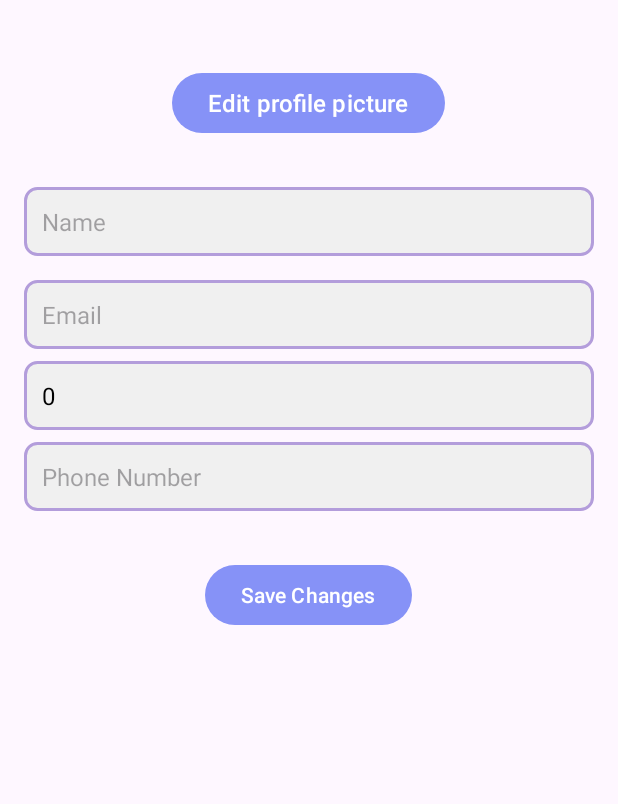
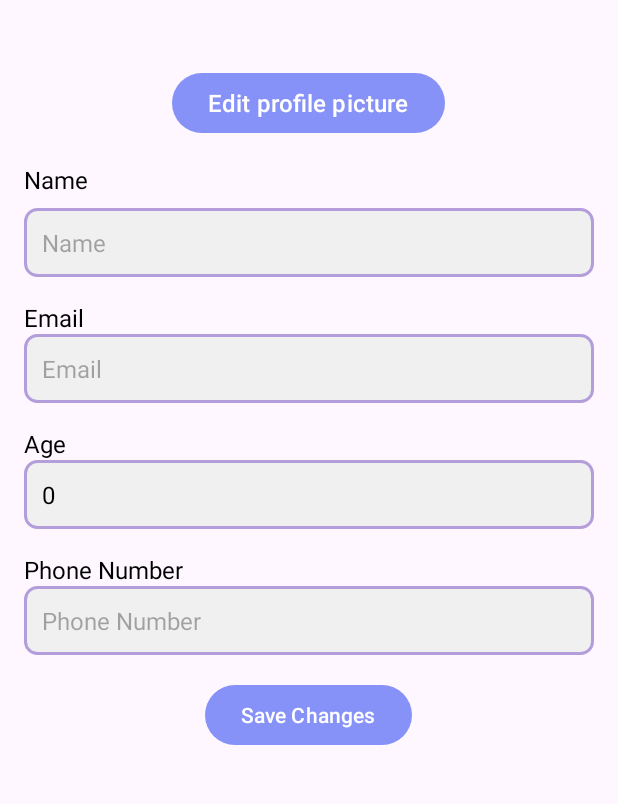
Before and after one commit to kiaslong/StuManage, an Android app: the fragment SettingsFragment placed in its activity, on a phone screen of 412 x 824 dp, the part 384-1188 px from its top. Run offline under Robolectric (Android 15) with nearby library versions, the phone set to English and light mode, and no system bars; our stand-ins replace Firebase (no records; nobody signed in at launch, a user with empty details on screens opened directly); 3 statements that could not run were skipped.

Commit message:
final update v2

```diff
--- a/app/src/main/res/layout/fragment_settings.xml
+++ b/app/src/main/res/layout/fragment_settings.xml
@@ -14,6 +14,7 @@
         android:layout_height="wrap_content"
         android:orientation="vertical">
 
+        <!-- Profile Picture -->
         <ImageView
             android:id="@+id/imageView"
             android:layout_width="200dp"
@@ -21,24 +22,23 @@
             android:layout_gravity="center_horizontal"
             android:src="@drawable/default_logo_user" />
 
+        <!-- User Status -->
         <TextView
             android:id="@+id/textViewStatus"
             android:layout_width="wrap_content"
             android:layout_height="wrap_content"
             android:layout_gravity="center_horizontal"
             android:layout_marginBottom="25dp"
-            android:text="User Status: Normal"
+            android:text="User Status: Normal" />
 
-            />
-
+        <!-- Edit Profile Picture Button -->
         <Button
             android:id="@+id/btnEditProfilePic"
             android:layout_width="wrap_content"
             android:layout_height="wrap_content"
             android:text="Edit profile picture"
             android:layout_gravity="center_horizontal"
-            android:textSize="16sp"
-            />
+            android:textSize="16sp" />
 
         <LinearLayout
             android:layout_width="match_parent"
@@ -46,18 +46,34 @@
             android:orientation="vertical"
             android:padding="16dp">
 
-            <!-- User Name -->
+            <!-- Name -->
+            <TextView
+                android:textColor="@color/black"
+                android:layout_width="wrap_content"
+                android:layout_height="wrap_content"
+                android:text="Name"
+                android:textSize="16sp" />
+
             <EditText
                 android:id="@+id/editTextName"
                 android:layout_width="match_parent"
                 android:layout_height="wrap_content"
                 android:hint="Name"
                 android:inputType="text"
-                android:layout_marginTop="16dp"
+                android:layout_marginTop="8dp"
                 android:background="@drawable/edit_text_background"
                 android:padding="12dp"
                 android:textSize="16sp"
                 android:textColor="@color/black" />
+
+            <!-- Email -->
+            <TextView
+                android:textColor="@color/black"
+                android:layout_width="wrap_content"
+                android:layout_height="wrap_content"
+                android:text="Email"
+                android:textSize="16sp"
+                android:layout_marginTop="16dp" />
 
             <EditText
                 android:id="@+id/editTextEmail"
@@ -65,49 +81,60 @@
                 android:layout_height="wrap_content"
                 android:hint="Email"
                 android:inputType="textEmailAddress"
-                android:layout_marginTop="16dp"
                 android:background="@drawable/edit_text_background"
                 android:padding="12dp"
                 android:textSize="16sp"
                 android:textColor="@color/black" />
 
-            <!-- User Age -->
+            <!-- Age -->
+            <TextView
+                android:textColor="@color/black"
+                android:layout_width="wrap_content"
+                android:layout_height="wrap_content"
+                android:text="Age"
+                android:textSize="16sp"
+                android:layout_marginTop="16dp" />
+
             <EditText
                 android:id="@+id/editTextAge"
                 android:layout_width="match_parent"
                 android:layout_height="wrap_content"
                 android:hint="Age"
                 android:inputType="number"
-                android:layout_marginTop="8dp"
                 android:background="@drawable/edit_text_background"
                 android:padding="12dp"
                 android:textSize="16sp"
                 android:textColor="@color/black" />
 
-            <!-- User Phone Number -->
+            <!-- Phone Number -->
+            <TextView
+                android:layout_width="wrap_content"
+                android:layout_height="wrap_content"
+                android:text="Phone Number"
+                android:textColor="@color/black"
+                android:textSize="16sp"
+                android:layout_marginTop="16dp" />
+
             <EditText
                 android:id="@+id/editTextPhoneNumber"
                 android:layout_width="match_parent"
                 android:layout_height="wrap_content"
                 android:hint="Phone Number"
                 android:inputType="phone"
-                android:layout_marginTop="8dp"
                 android:background="@drawable/edit_text_background"
                 android:padding="12dp"
                 android:textSize="16sp"
                 android:textColor="@color/black" />
 
-
             <!-- Save Changes Button -->
+            <Button
+                android:id="@+id/btnSaveChanges"
+                android:layout_width="wrap_content"
+                android:layout_height="wrap_content"
+                android:text="Save Changes"
+                android:layout_gravity="center_horizontal"
+                android:layout_marginTop="16dp" />
 
         </LinearLayout>
-            <Button
-            android:id="@+id/btnSaveChanges"
-            android:layout_width="wrap_content"
-            android:layout_height="wrap_content"
-            android:text="Save Changes"
-            android:layout_gravity="center_horizontal"
-            android:layout_marginTop="16dp"/>
-
     </LinearLayout>
 </ScrollView>
```
